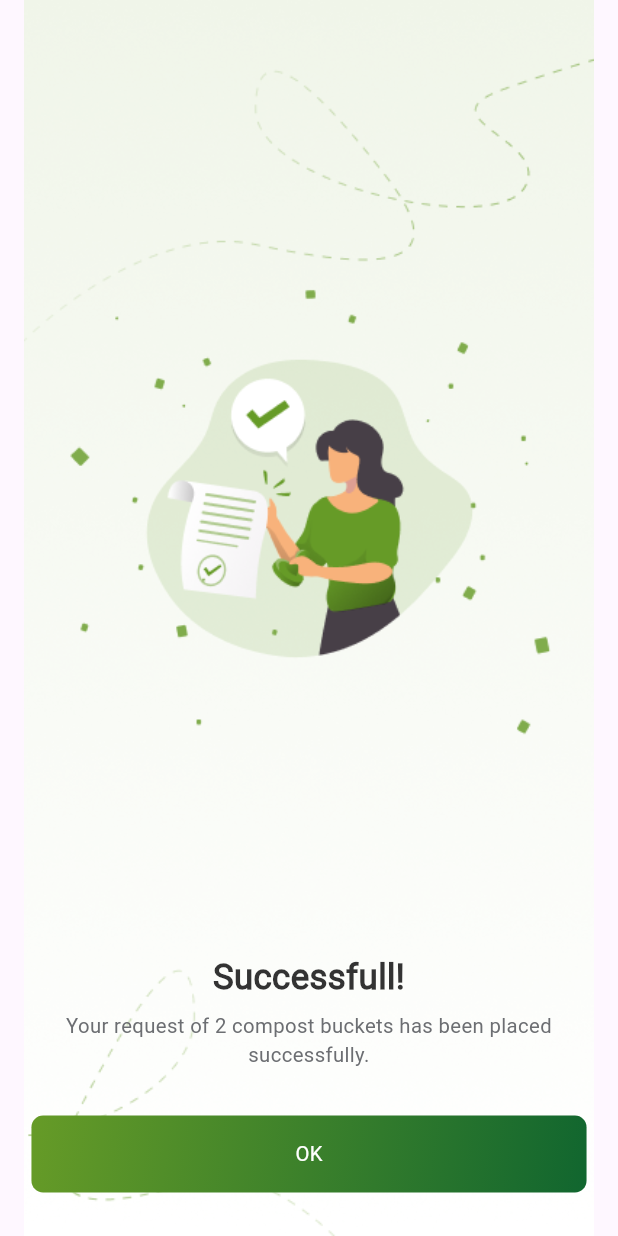
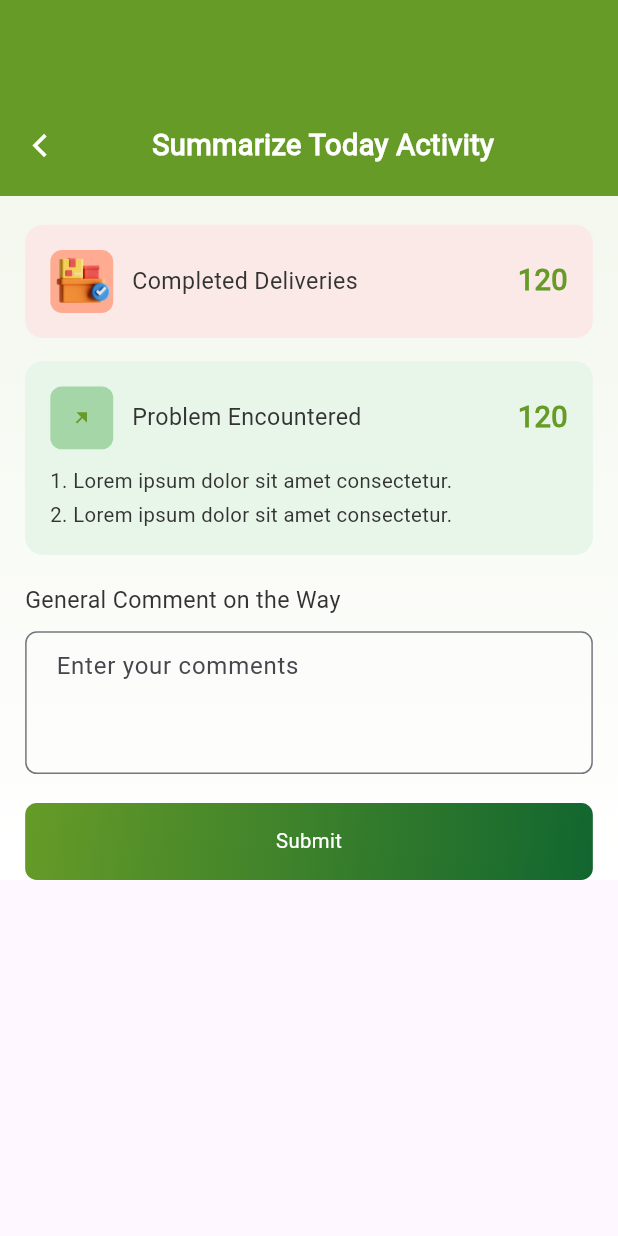
Before and after one commit to bdCalling-Sdt-hub/delivery_app, a Flutter app: the screen it shows after launch, scrolled down 120 dp, after a tap on "Summarize Today Activity", on a phone screen of 412 x 824 dp. Run offline on Flutter 3.47's test engine with Material 3 defaults, Android fonts, the phone set to English and light mode, and no system bars; our stand-ins replace cached_network_image, flutter_screenutil, flutter_svg, fluttertoast, geocoding, geolocator and 8 more; network calls fail; project files that could hold a hidden picture were left out.

Commit message:
delivery confirmation,summarize today,delivery history done

```diff
--- a/lib/routes/app_routes.dart
+++ b/lib/routes/app_routes.dart
@@ -23,9 +23,11 @@ import 'package:delivery_app/views/screens/client/clienthome/menu/privacy_policy
 import 'package:delivery_app/views/screens/client/clienthome/menu/saved_articles_screen.dart';
 import 'package:delivery_app/views/screens/client/clienthome/menu/terms_services_screen.dart';
 import 'package:delivery_app/views/screens/client/clienthome/notification/notification_screen.dart';
+import 'package:delivery_app/views/screens/deliverypersons/deliverybottomnavbar/delivery_history.dart';
 import 'package:delivery_app/views/screens/deliverypersons/deliveryhome/delivery_conformation_screen.dart';
 import 'package:delivery_app/views/screens/deliverypersons/deliveryhome/delivery_home_details_screen.dart';
 import 'package:delivery_app/views/screens/deliverypersons/deliveryhome/delivery_home_screen.dart';
+import 'package:delivery_app/views/screens/deliverypersons/deliveryhome/summarize_today_activity.dart';
 import 'package:get/get_navigation/src/routes/get_route.dart';
 
 import '../views/screens/splash/splash_screen.dart';
@@ -63,6 +65,8 @@ class AppRoutes {
   static const String deliveryHomeScreen = "/DeliveryHomeScreen.dart";
   static const String deliveryHomeDetailsScreen = "/DeliveryHomeDetailsScreen.dart";
   static const String deliveryConfirmationScreen = "/DeliveryConfirmationScreen.dart";
+  static const String summarizeTodayActivityScreen = "/SummarizeTodayActivityScreen.dart";
+  static const String deliveryHistoryScreen = "/DeliveryHistoryScreen.dart";
 
 
 
@@ -98,7 +102,9 @@ class AppRoutes {
 
     GetPage(name: deliveryHomeScreen, page: () => DeliveryHomeScreen()),
     GetPage(name: deliveryHomeDetailsScreen, page: () => DeliveryHomeDetailsScreen()),
-    GetPage(name: deliveryConfirmationScreen, page: () => DeliveryConformationScreen()),
+    GetPage(name: deliveryConfirmationScreen, page: () => DeliveryConfirmationScreen()),
+    GetPage(name: summarizeTodayActivityScreen, page: () => SummarizeTodayActivity()),
+    GetPage(name: deliveryHistoryScreen, page: () => DeliveryHistoryScreen()),
 
   ];
 }
--- a/lib/utils/app_images.dart
+++ b/lib/utils/app_images.dart
@@ -22,6 +22,8 @@ class AppImages {
   static const String profileImage = '$path/profile.png';
   static const String deliverybennerImage = '$path/deliverybenner.png';
   static const String packageImage = '$path/packageimage.png';
+  static const String comImage = '$path/com.png';
+  static const String dImage = '$path/dhistory.png';
 
 
 }
--- a/lib/views/screens/deliverypersons/deliverybottomnavbar/delivery_bottom_navbar.dart
+++ b/lib/views/screens/deliverypersons/deliverybottomnavbar/delivery_bottom_navbar.dart
@@ -59,8 +59,8 @@ class _DeliveryBottomNavBarState extends State<DeliveryBottomNavBar> {
     final theme = Theme.of(context);
     List<BottomNavigationBarItem> menuItems = [
       getItem(AppIcons.homeIcon, 'Home', theme, 0),
-      getItem(AppIcons.articlesIcon, 'Articles', theme, 1),
-      getItem(AppIcons.historyIcon, 'History', theme, 2),
+      getItem(AppIcons.historyIcon, 'History', theme, 1),
+      getItem(AppIcons.articlesIcon, 'Timing', theme, 2),
       getItem(AppIcons.profileIcon, 'Profile', theme, 3),
     ];
 
@@ -95,7 +95,7 @@ class _DeliveryBottomNavBarState extends State<DeliveryBottomNavBar> {
                 Get.offAndToNamed(AppRoutes.deliveryHomeScreen);
                 break;
               case 1:
-                // Get.offAndToNamed(AppRoutes.clientArticleScreen);
+                Get.offAndToNamed(AppRoutes.deliveryHistoryScreen);
                 break;
               case 2:
                 // Get.offAndToNamed(AppRoutes.historyScreen);
--- a/lib/views/screens/deliverypersons/deliveryhome/delivery_home_screen.dart
+++ b/lib/views/screens/deliverypersons/deliveryhome/delivery_home_screen.dart
@@ -51,7 +51,7 @@ class DeliveryHomeScreen extends StatelessWidget {
                   SizedBox(height: 24.h),
                   CustomGradientButton(
                     onTap: () {
-                      Get.toNamed(AppRoutes.clientHomeScreenSuccessfulScreen);
+                      Get.toNamed(AppRoutes.summarizeTodayActivityScreen);
                     },
                     title: 'Summarize Today Activity',
                   ),
--- /dev/null
+++ b/lib/views/screens/deliverypersons/deliveryhome/summarize_today_activity.dart
@@ -0,0 +1,260 @@
+import 'package:delivery_app/views/widgets/custom_button.dart';
+import 'package:flutter/material.dart';
+import 'package:flutter_screenutil/flutter_screenutil.dart';
+import 'package:flutter_svg/flutter_svg.dart';
+
+import '../../../../utils/app_colors.dart';
+import '../../../../utils/app_images.dart';
+import '../../../widgets/custom_text.dart';
+
+class SummarizeTodayActivity extends StatelessWidget {
+  const SummarizeTodayActivity({super.key});
+
+  @override
+  Widget build(BuildContext context) {
+    return Scaffold(
+      body: Container(
+        decoration: const BoxDecoration(
+          gradient: LinearGradient(
+            begin: Alignment.topCenter,
+            end: Alignment.bottomCenter,
+            colors: [Color(0xFFF0F5E9), Color(0xFFFFFFFF)],
+          ),
+        ),
+        child: SafeArea(
+          child: SingleChildScrollView(
+            child: Column(
+              crossAxisAlignment: CrossAxisAlignment.center,
+              children: [
+                /// ======================================>  Header Section ===============================>
+                Stack(
+                  alignment: Alignment.bottomCenter,
+                  children: [
+                    /// Background Banner
+                    Image.asset(
+                      AppImages.articleImage,
+                      width: MediaQuery.of(context).size.width,
+                      height: 135.h,
+                      fit: BoxFit.cover,
+                    ),
+
+                    /// Background Overlay
+                    Container(
+                      color: AppColors.primaryColor,
+                      width: MediaQuery.of(context).size.width,
+                      height: 100.h,
+                    ),
+
+                    /// Header Content
+                    Padding(
+                      padding:
+                      EdgeInsets.symmetric(horizontal: 16.w, vertical: 20.h),
+                      child: Row(
+                        children: [
+                          /// Back Button Icon
+                          GestureDetector(
+                            onTap: () {
+                              Navigator.pop(context);
+                            },
+                            child: SvgPicture.asset(
+                              'assets/icons/lessthan.svg',
+                              height: 18.h,
+                              width: 18.w,
+                              color: Colors.white,
+                            ),
+                          ),
+
+                          /// Title
+                          Expanded(
+                            child: Center(
+                              child: CustomText(
+                                text: "Summarize Today Activity",
+                                fontsize: 20.sp,
+                                fontWeight: FontWeight.bold,
+                                color: Colors.white,
+                              ),
+                            ),
+                          ),
+                        ],
+                      ),
+                    ),
+                  ],
+                ),
+
+                SizedBox(height: 20.h),
+
+                /// ======================================> Completed Deliveries Section ======================>
+                Padding(
+                  padding: EdgeInsets.symmetric(horizontal: 16.w),
+                  child: Container(
+                    padding: EdgeInsets.all(16.w),
+                    decoration: BoxDecoration(
+                      color: const Color(0xFFFBE9E7),
+                      borderRadius: BorderRadius.circular(12.r),
+                    ),
+                    child: Row(
+                      mainAxisAlignment: MainAxisAlignment.spaceBetween,
+                      children: [
+                        Row(
+                          children: [
+                            /// Icon
+                            Container(
+                              height: 40.w,
+                              width: 40.w,
+                              decoration: BoxDecoration(
+                                color: const Color(0xFFFFAB91),
+                                borderRadius: BorderRadius.circular(8.r),
+                              ),
+                              child:  Image.asset(
+                                AppImages.deliverybennerImage,
+                                height: 108.h,
+                              ),
+                            ),
+                            SizedBox(width: 12.w),
+
+                            /// Text
+                            CustomText(
+                              text: "Completed Deliveries",
+                              fontsize: 16.sp,
+                              fontWeight: FontWeight.w500,
+                              color: const Color(0xFF333333),
+                            ),
+                          ],
+                        ),
+
+                        /// Number
+                        CustomText(
+                          text: "120",
+                          fontsize: 20.sp,
+                          fontWeight: FontWeight.bold,
+                          color: AppColors.primaryColor,
+                        ),
+                      ],
+                    ),
+                  ),
+                ),
+                SizedBox(height: 16.h),
+
+                /// ======================================> Problem Encountered Section ======================>
+                Padding(
+                  padding: EdgeInsets.symmetric(horizontal: 16.w),
+                  child: Container(
+                    padding: EdgeInsets.all(16.w),
+                    decoration: BoxDecoration(
+                      color: const Color(0xFFE8F5E9),
+                      borderRadius: BorderRadius.circular(12.r),
+                    ),
+                    child: Column(
+                      crossAxisAlignment: CrossAxisAlignment.start,
+                      children: [
+                        Row(
+                          mainAxisAlignment: MainAxisAlignment.spaceBetween,
+                          children: [
+                            Row(
+                              children: [
+                                /// Icon
+                                Container(
+                                  height: 40.w,
+                                  width: 40.w,
+                                  decoration: BoxDecoration(
+                                    color: const Color(0xFFA5D6A7),
+                                    borderRadius: BorderRadius.circular(8.r),
+                                  ),
+                                  child: SvgPicture.asset(
+                                    'assets/icons/problem.svg',
+                                    fit: BoxFit.scaleDown,
+                                  ),
+                                ),
+                                SizedBox(width: 12.w),
+
+                                /// Text
+                                CustomText(
+                                  text: "Problem Encountered",
+                                  fontsize: 16.sp,
+                                  fontWeight: FontWeight.w500,
+                                  color: const Color(0xFF333333),
+                                ),
+                              ],
+                            ),
+
+                            /// Number
+                            CustomText(
+                              text: "120",
+                              fontsize: 20.sp,
+                              fontWeight: FontWeight.bold,
+                              color: AppColors.primaryColor,
+                            ),
+                          ],
+                        ),
+                        SizedBox(height: 12.h),
+
+                        /// List of problems
+                        CustomText(
+                          text: "1. Lorem ipsum dolor sit amet consectetur.",
+                          fontsize: 14.sp,
+                          fontWeight: FontWeight.w400,
+                          color: const Color(0xFF333333),
+                        ),
+                        SizedBox(height: 4.h),
+                        CustomText(
+                          text: "2. Lorem ipsum dolor sit amet consectetur.",
+                          fontsize: 14.sp,
+                          fontWeight: FontWeight.w400,
+                          color: const Color(0xFF333333),
+                        ),
+                      ],
+                    ),
+                  ),
+                ),
+                SizedBox(height: 20.h),
+
+                /// ======================================> General Comment Section ======================>
+                Padding(
+                  padding: EdgeInsets.symmetric(horizontal: 16.w),
+                  child: Column(
+                    crossAxisAlignment: CrossAxisAlignment.start,
+                    children: [
+                      CustomText(
+                        text: "General Comment on the Way",
+                        fontsize: 16.sp,
+                        fontWeight: FontWeight.w500,
+                        color: const Color(0xFF333333),
+                      ),
+                      SizedBox(height: 10.h),
+
+                      /// Comment Input Field
+                      TextField(
+                        maxLines: 3,
+                        decoration: InputDecoration(
+                          hintText: "Enter your comments",
+                          border: OutlineInputBorder(
+                            borderRadius: BorderRadius.circular(8.r),
+                            borderSide: const BorderSide(color: Color(0xFFE0E0E0)),
+                          ),
+                          contentPadding: EdgeInsets.symmetric(
+                              horizontal: 16.w, vertical: 12.h),
+                        ),
+                      ),
+                    ],
+                  ),
+                ),
+                SizedBox(height: 20.h),
+
+                /// ======================================> Submit Button ======================>
+
+                Padding(
+                  padding: EdgeInsets.symmetric(horizontal: 16.w),
+                  child: CustomGradientButton(
+                      onTap: (){}, title: "Submit"),
+                ),
+
+
+
+              ],
+            ),
+          ),
+        ),
+      ),
+    );
+  }
+}
--- a/pubspec.yaml
+++ b/pubspec.yaml
@@ -56,6 +56,7 @@ dependencies:
   google_maps_flutter: ^2.1.1
   geolocator: ^9.0.1
   geocoding: ^2.1.0
+  dotted_border: ^2.1.0
 
   internet_connection_checker_plus: ^2.5.1
 
```
Also changed, not shown: lib/views/screens/deliverypersons/deliverybottomnavbar/delivery_history.dart (added, +86 -0 lines), lib/views/screens/deliverypersons/deliveryhistory/delivery_history_controller.dart (added, +21 -0 lines), lib/views/screens/deliverypersons/deliveryhome/delivery_conformation_screen.dart (+90 -81 lines), lib/views/widgets/delivery_history_card.dart (added, +110 -0 lines), assets/icons/Group 1261157203.svg (added), assets/icons/activity.svg (added), assets/icons/arrow-right-up-fill.svg (added), assets/icons/completed.png (added), assets/icons/problem.svg (added), assets/images/com.png (added), assets/images/dhistory.png (added), pubspec.lock.
